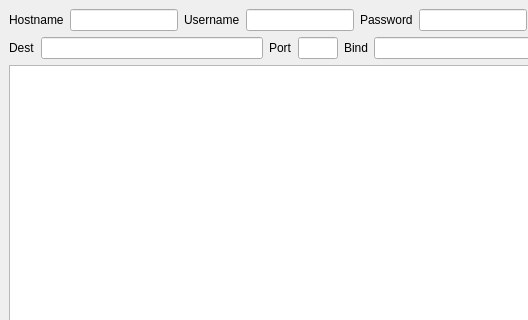
This is mainwindow.ui in lunarc/re-mote as Qt 5 draws it before an edit; both pictures show x 0 to 528 and y 0 to 320 of the 851 by 578 pixel window. The edited form follows.
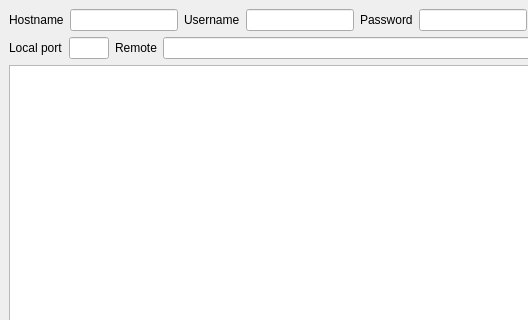
This is the edited form.

```diff
--- a/mainwindow.ui
+++ b/mainwindow.ui
@@ -119,20 +119,10 @@
     </item>
     <item>
      <layout class="QHBoxLayout" name="horizontalLayout_5">
-      <item>
-       <widget class="QLabel" name="destLabel">
-        <property name="text">
-         <string>Dest</string>
-        </property>
-       </widget>
-      </item>
-      <item>
-       <widget class="QLineEdit" name="destEdit"/>
-      </item>
       <item>
        <widget class="QLabel" name="portLabel">
         <property name="text">
-         <string>Port</string>
+         <string>Local port</string>
         </property>
        </widget>
       </item>
@@ -149,7 +139,7 @@
       <item>
        <widget class="QLabel" name="bindLabel">
         <property name="text">
-         <string>Bind</string>
+         <string>Remote</string>
         </property>
        </widget>
       </item>
```
Left out of the diff: 2 changed lines with no effect on the pictures.
